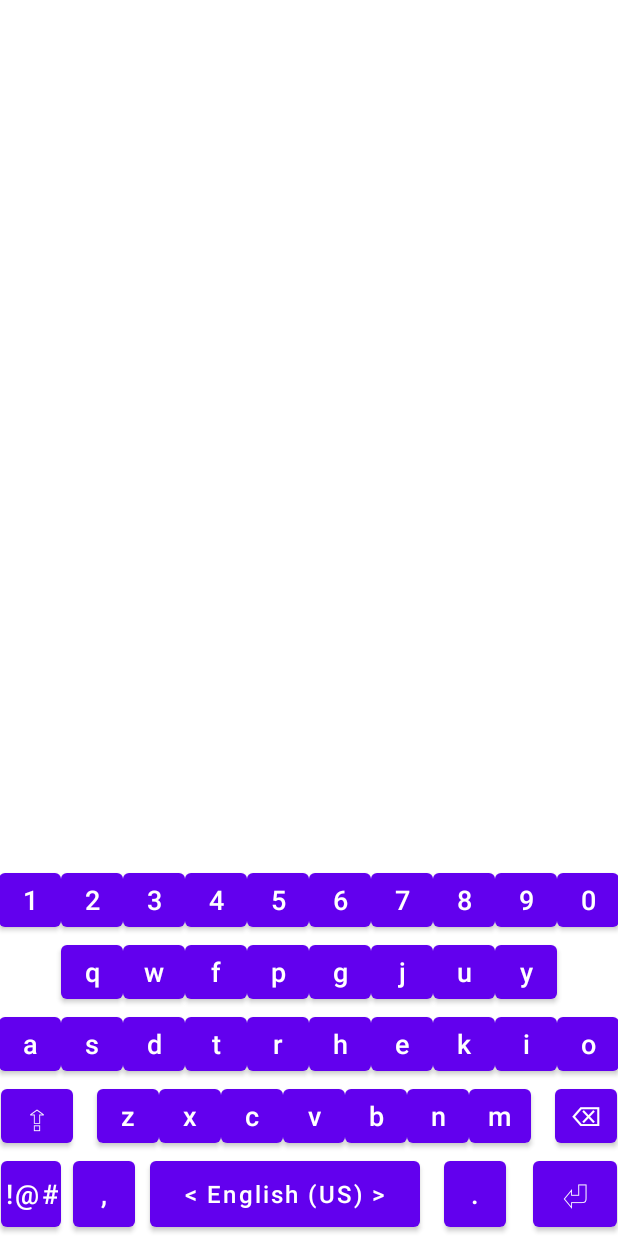
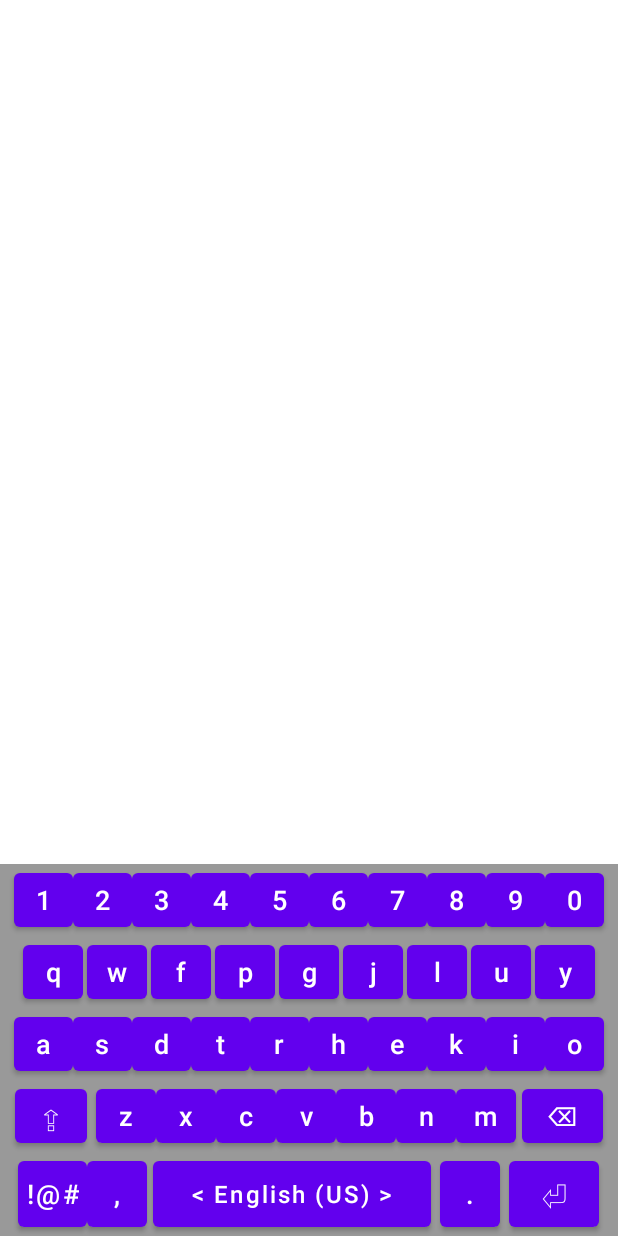
Before and after one commit to kaismic/Custom-Layout-Keyboard-for-Android, an Android app: the layout colemak_base_english.xml on its own in the app's theme, with its tools: preview values and no code run, on a phone screen of 412 x 824 dp. Run offline under Robolectric (Android 15) with nearby library versions, the phone set to English and light mode, and no system bars.

Commit message:
renamed key_sizes.xml to dimensions.xml added test edit text to settings.xml added onclick actions to keys other than alphabet and numbers

```diff
--- a/app/src/main/java/com/example/colemakbasedkeyboard/ColemakBasedKeyboardSettings.kt
+++ b/app/src/main/java/com/example/colemakbasedkeyboard/ColemakBasedKeyboardSettings.kt
@@ -1,7 +1,11 @@
 package com.example.colemakbasedkeyboard
 
 import android.app.Activity
+import android.os.Bundle
 
 class ColemakBasedKeyboardSettings : Activity() {
-
+    override fun onCreate(savedInstanceState: Bundle?) {
+        super.onCreate(savedInstanceState)
+        setContentView(R.layout.settings)
+    }
 }
--- a/app/src/main/res/layout/colemak_base_english.xml
+++ b/app/src/main/res/layout/colemak_base_english.xml
@@ -3,11 +3,12 @@
     android:layout_width="match_parent"
     android:layout_height="wrap_content"
     android:layout_gravity="bottom"
-    android:orientation="vertical">
+    android:orientation="vertical"
+    android:background="#999">
     <LinearLayout android:id="@+id/row_0" android:layout_width="match_parent" android:layout_height="48dp" android:gravity="center">
         <Button
             android:id="@+id/key_1"
-            android:layout_width="@dimen/common_key_width"
+            android:layout_width="@dimen/number_key_width"
             android:layout_height="match_parent"
             android:textAllCaps="false"
             android:padding="0dp"
@@ -16,7 +17,7 @@
             />
         <Button
             android:id="@+id/key_2"
-            android:layout_width="@dimen/common_key_width"
+            android:layout_width="@dimen/number_key_width"
             android:layout_height="match_parent"
             android:textAllCaps="false"
             android:padding="0dp"
@@ -25,7 +26,7 @@
             />
         <Button
             android:id="@+id/key_3"
-            android:layout_width="@dimen/common_key_width"
+            android:layout_width="@dimen/number_key_width"
             android:layout_height="match_parent"
             android:textAllCaps="false"
             android:padding="0dp"
@@ -34,7 +35,7 @@
             />
         <Button
             android:id="@+id/key_4"
-            android:layout_width="@dimen/common_key_width"
+            android:layout_width="@dimen/number_key_width"
             android:layout_height="match_parent"
             android:textAllCaps="false"
             android:padding="0dp"
@@ -43,7 +44,7 @@
             />
         <Button
             android:id="@+id/key_5"
-            android:layout_width="@dimen/common_key_width"
+            android:layout_width="@dimen/number_key_width"
             android:layout_height="match_parent"
             android:textAllCaps="false"
             android:padding="0dp"
@@ -52,7 +53,7 @@
             />
         <Button
             android:id="@+id/key_6"
-            android:layout_width="@dimen/common_key_width"
+            android:layout_width="@dimen/number_key_width"
             android:layout_height="match_parent"
             android:textAllCaps="false"
             android:padding="0dp"
@@ -61,7 +62,7 @@
             />
         <Button
             android:id="@+id/key_7"
-            android:layout_width="@dimen/common_key_width"
+            android:layout_width="@dimen/number_key_width"
             android:layout_height="match_parent"
             android:textAllCaps="false"
             android:padding="0dp"
@@ -70,7 +71,7 @@
             />
         <Button
             android:id="@+id/key_8"
-            android:layout_width="@dimen/common_key_width"
+            android:layout_width="@dimen/number_key_width"
             android:layout_height="match_parent"
             android:textAllCaps="false"
             android:padding="0dp"
@@ -78,7 +79,7 @@
             android:text="8"/>
         <Button
             android:id="@+id/key_9"
-            android:layout_width="@dimen/common_key_width"
+            android:layout_width="@dimen/number_key_width"
             android:layout_height="match_parent"
             android:textAllCaps="false"
             android:padding="0dp"
@@ -86,7 +87,7 @@
             android:text="9"/>
         <Button
             android:id="@+id/key_0"
-            android:layout_width="@dimen/common_key_width"
+            android:layout_width="@dimen/number_key_width"
             android:layout_height="match_parent"
             android:textAllCaps="false"
             android:padding="0dp"
@@ -102,6 +103,7 @@
             android:padding="0dp"
             android:textSize="@dimen/common_key_text_size"
             android:text="q"
+            android:layout_marginHorizontal="@dimen/row_1_key_margin"
             />
         <Button
             android:id="@+id/key_W"
@@ -111,6 +113,7 @@
             android:padding="0dp"
             android:textSize="@dimen/common_key_text_size"
             android:text="w"
+            android:layout_marginHorizontal="@dimen/row_1_key_margin"
             />
         <Button
             android:id="@+id/key_F"
@@ -120,6 +123,7 @@
             android:padding="0dp"
             android:textSize="@dimen/common_key_text_size"
             android:text="f"
+            android:layout_marginHorizontal="@dimen/row_1_key_margin"
             />
         <Button
             android:id="@+id/key_P"
@@ -129,6 +133,7 @@
             android:padding="0dp"
             android:textSize="@dimen/common_key_text_size"
             android:text="p"
+            android:layout_marginHorizontal="@dimen/row_1_key_margin"
             />
         <Button
             android:id="@+id/key_G"
@@ -138,6 +143,7 @@
             android:padding="0dp"
             android:textSize="@dimen/common_key_text_size"
             android:text="g"
+            android:layout_marginHorizontal="@dimen/row_1_key_margin"
             />
         <Button
             android:id="@+id/key_J"
@@ -147,6 +153,17 @@
             android:padding="0dp"
             android:textSize="@dimen/common_key_text_size"
             android:text="j"
+            android:layout_marginHorizontal="@dimen/row_1_key_margin"
+            />
+        <Button
+            android:id="@+id/key_L"
+            android:layout_width="@dimen/common_key_width"
+            android:layout_height="match_parent"
+            android:textAllCaps="false"
+            android:padding="0dp"
+            android:textSize="@dimen/common_key_text_size"
+            android:text="l"
+            android:layout_marginHorizontal="@dimen/row_1_key_margin"
             />
         <Button
             android:id="@+id/key_U"
@@ -156,6 +173,7 @@
             android:padding="0dp"
             android:textSize="@dimen/common_key_text_size"
             android:text="u"
+            android:layout_marginHorizontal="@dimen/row_1_key_margin"
             />
         <Button
             android:id="@+id/key_Y"
@@ -165,12 +183,13 @@
             android:padding="0dp"
             android:textSize="@dimen/common_key_text_size"
             android:text="y"
+            android:layout_marginHorizontal="@dimen/row_1_key_margin"
             />
     </LinearLayout>
     <LinearLayout android:id="@+id/row_2" android:layout_width="match_parent" android:layout_height="@dimen/row_2_height" android:gravity="center">
         <Button
-            android:id="@+id/keyA"
-            android:layout_width="@dimen/common_key_width"
+            android:id="@+id/key_A"
+            android:layout_width="@dimen/row_2_key_width"
             android:layout_height="match_parent"
             android:textAllCaps="false"
             android:padding="0dp"
@@ -178,8 +197,8 @@
             android:text="a"
             />
         <Button
-            android:id="@+id/keyS"
-            android:layout_width="@dimen/common_key_width"
+            android:id="@+id/key_S"
+            android:layout_width="@dimen/row_2_key_width"
             android:layout_height="match_parent"
             android:textAllCaps="false"
             android:padding="0dp"
@@ -188,7 +207,7 @@
             />
         <Button
             android:id="@+id/key_D"
-            android:layout_width="@dimen/common_key_width"
+            android:layout_width="@dimen/row_2_key_width"
             android:layout_height="match_parent"
             android:textAllCaps="false"
             android:padding="0dp"
@@ -197,7 +216,7 @@
             />
         <Button
             android:id="@+id/key_T"
-            android:layout_width="@dimen/common_key_width"
+            android:layout_width="@dimen/row_2_key_width"
             android:layout_height="match_parent"
             android:textAllCaps="false"
             android:padding="0dp"
@@ -206,7 +225,7 @@
             />
         <Button
             android:id="@+id/key_R"
-            android:layout_width="@dimen/common_key_width"
+            android:layout_width="@dimen/row_2_key_width"
             android:layout_height="match_parent"
             android:textAllCaps="false"
             android:padding="0dp"
@@ -215,7 +234,7 @@
             />
         <Button
             android:id="@+id/key_H"
-            android:layout_width="@dimen/common_key_width"
+            android:layout_width="@dimen/row_2_key_width"
             android:layout_height="match_parent"
             android:textAllCaps="false"
             android:padding="0dp"
@@ -224,7 +243,7 @@
             />
         <Button
             android:id="@+id/key_E"
-            android:layout_width="@dimen/common_key_width"
+            android:layout_width="@dimen/row_2_key_width"
             android:layout_height="match_parent"
             android:textAllCaps="false"
             android:padding="0dp"
@@ -233,7 +252,7 @@
             />
         <Button
             android:id="@+id/key_K"
-            android:layout_width="@dimen/common_key_width"
+            android:layout_width="@dimen/row_2_key_width"
             android:layout_height="match_parent"
             android:textAllCaps="false"
             android:padding="0dp"
@@ -242,7 +261,7 @@
             />
         <Button
             android:id="@+id/key_I"
-            android:layout_width="@dimen/common_key_width"
+            android:layout_width="@dimen/row_2_key_width"
             android:layout_height="match_parent"
             android:textAllCaps="false"
             android:padding="0dp"
@@ -251,7 +270,7 @@
             />
         <Button
             android:id="@+id/key_O"
-            android:layout_width="@dimen/common_key_width"
+            android:layout_width="@dimen/row_2_key_width"
             android:layout_height="match_parent"
             android:textAllCaps="false"
             android:padding="0dp"
@@ -267,7 +286,7 @@
             android:textAllCaps="false"
             android:padding="0dp"
             android:textSize="@dimen/caps_lock_text_size"
-            android:layout_marginRight="16dp"
+            android:layout_marginRight="6dp"
             android:text="@string/caps_lock_symbol"
             />
         <Button
@@ -335,12 +354,12 @@
             />
         <Button
             android:id="@+id/backspace"
-            android:layout_width="@dimen/common_key_width"
+            android:layout_width="@dimen/backspace_width"
             android:layout_height="match_parent"
             android:textAllCaps="false"
             android:padding="0dp"
             android:textSize="@dimen/common_key_text_size"
-            android:layout_marginStart="16dp"
+            android:layout_marginStart="4dp"
             android:text="@string/backspace_symbol"
             />
     </LinearLayout>
@@ -348,9 +367,8 @@
 
         <Button
             android:id="@+id/special_key"
-            android:layout_width="40dp"
+            android:layout_width="@dimen/special_key_width"
             android:layout_height="match_parent"
-            android:layout_marginEnd="8dp"
             android:padding="0dp"
             android:text="!@#"
             android:textAllCaps="false"
@@ -362,7 +380,7 @@
             android:textAllCaps="false"
             android:padding="0dp"
             android:textSize="@dimen/common_key_text_size"
-            android:layout_marginEnd="10dp"
+            android:layout_marginEnd="4dp"
             android:text=","
             />
         <Button
@@ -381,7 +399,7 @@
             android:textAllCaps="false"
             android:padding="0dp"
             android:textSize="@dimen/common_key_text_size"
-            android:layout_marginStart="16dp"
+            android:layout_marginStart="6dp"
             android:text="."
             />
         <Button
@@ -391,7 +409,7 @@
             android:textAllCaps="false"
             android:padding="0dp"
             android:textSize="@dimen/return_key_text_size"
-            android:layout_marginStart="18dp"
+            android:layout_marginStart="6dp"
             android:text="@string/return_key_symbol"
             />
     </LinearLayout>
--- a/app/src/main/res/values/key_sizes.xml
+++ b/app/src/main/res/values/dimensions.xml
@@ -1,9 +1,14 @@
 <?xml version="1.0" encoding="utf-8"?>
 <resources>
-    <dimen name="common_key_width">41dp</dimen>
+    <dimen name="common_key_width">40dp</dimen>
+    <dimen name="row_2_key_width">39dp</dimen>
+    <dimen name="number_key_width">39dp</dimen>
+
+    <dimen name="special_key_width">46dp</dimen>
+    <dimen name="backspace_width">54dp</dimen>
     <dimen name="caps_lock_width">48dp</dimen>
-    <dimen name="spacebar_width">180dp</dimen>
-    <dimen name="return_key_width">56dp</dimen>
+    <dimen name="spacebar_width">185dp</dimen>
+    <dimen name="return_key_width">60dp</dimen>
 
     <dimen name="common_key_text_size">18dp</dimen>
     <dimen name="caps_lock_text_size">24dp</dimen>
@@ -15,4 +20,6 @@
     <dimen name="row_2_height">48dp</dimen>
     <dimen name="row_3_height">48dp</dimen>
     <dimen name="row_4_height">56dp</dimen>
+
+    <dimen name="row_1_key_margin">1dp</dimen>
 </resources>
```
Also changed, not shown: app/src/main/java/com/example/colemakbasedkeyboard/MainActivity.kt (+46 -17 lines), app/src/main/res/layout/settings.xml (added, +20 -0 lines).
